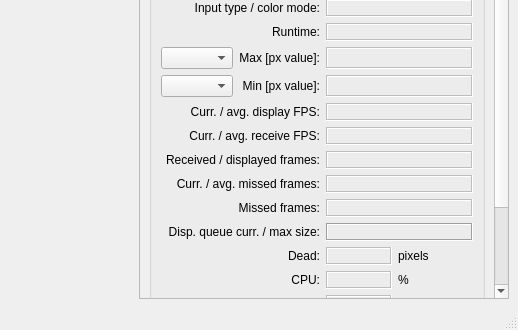
Before: the Qt Designer form c2dataviewer/ui/imagev.ui in epics-extensions/c2dataviewer, drawn with Qt 5; both pictures show x 601 to 1119 and y 522 to 852 of the 1119 by 852 pixel window.
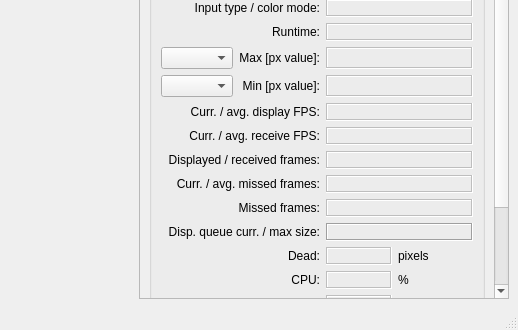
After: the same form once the commit is applied. Custom widgets are drawn as their Qt base class.

Commit message: fix stats when IOC publishing rate is lower than the requested rate; switch received/displayed to displayed/received statistics field

Diff of the .ui file:
```diff
--- a/c2dataviewer/ui/imagev.ui
+++ b/c2dataviewer/ui/imagev.ui
@@ -665,7 +665,7 @@
               <item row="6" column="0" colspan="2">
                <widget class="QLabel" name="label_67">
                 <property name="text">
-                 <string>Received / displayed frames:</string>
+                 <string>Displayed / received frames:</string>
                 </property>
                 <property name="alignment">
                  <set>Qt::AlignRight|Qt::AlignTrailing|Qt::AlignVCenter</set>
```
The commit also changes 2 other files.
